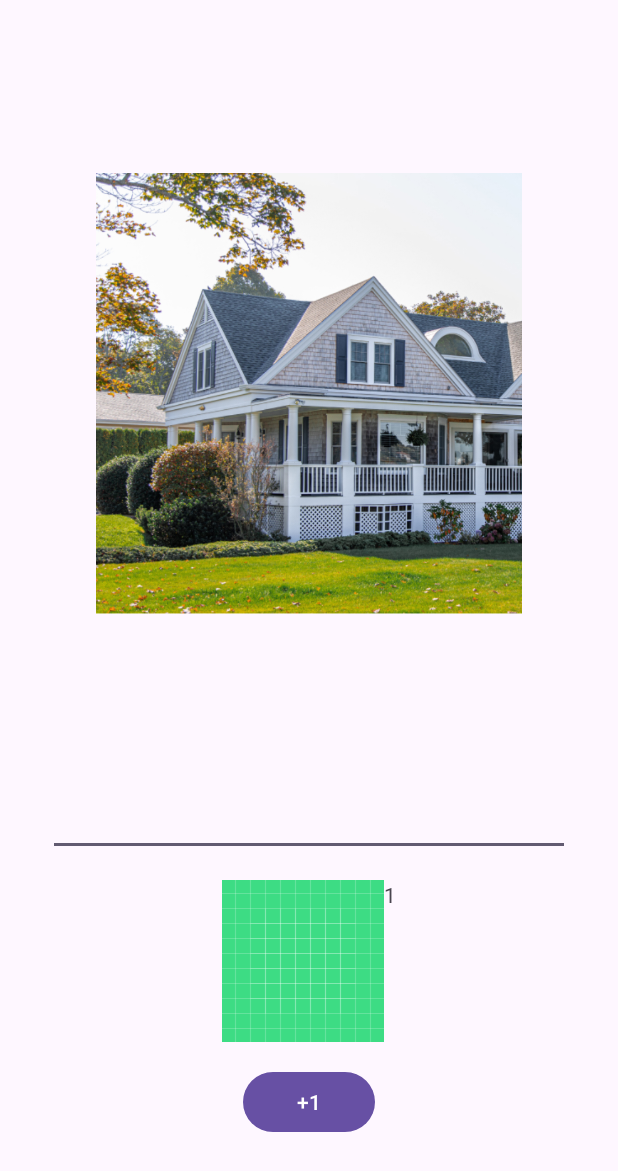
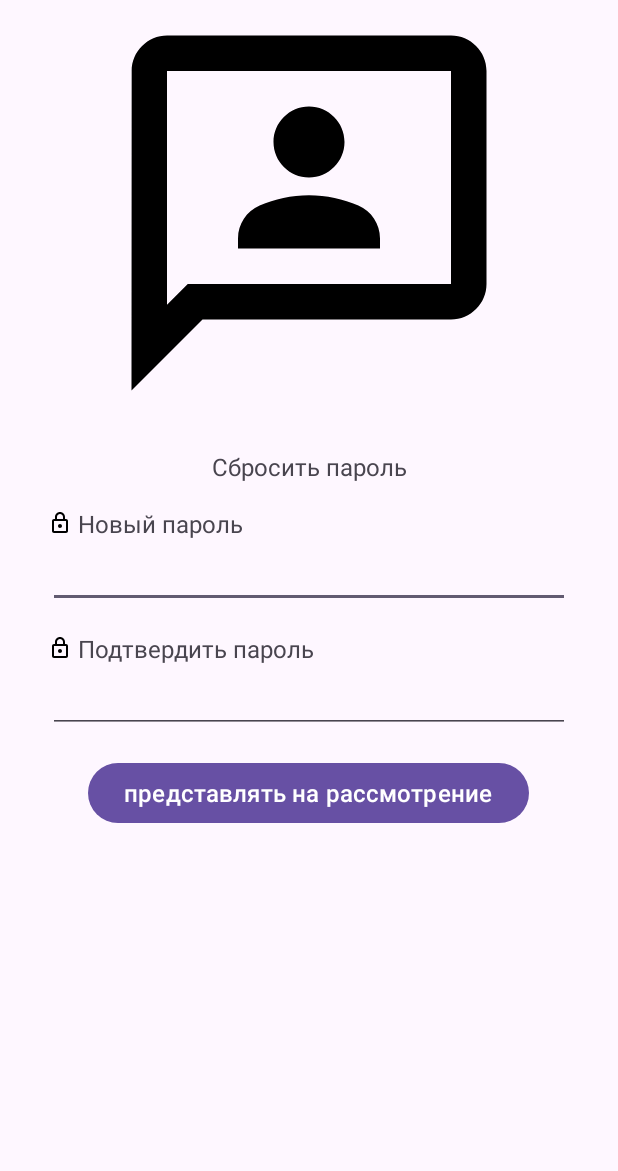
Before and after one commit to ITFrister/lesson, an Android app: the screen it shows after launch (MainActivity), on a phone screen of 412 x 824 dp. Shown: the top 1171 px of the screen. Run offline under Robolectric (Android 15) with nearby library versions, the phone set to English and light mode, and no system bars.

```diff
--- a/app/src/main/java/com/example/lesson/MainActivity.kt
+++ b/app/src/main/java/com/example/lesson/MainActivity.kt
@@ -8,37 +8,44 @@ import android.widget.Toast
 import androidx.appcompat.app.AppCompatActivity
 
 class MainActivity : AppCompatActivity() {
-    private lateinit var textView: TextView
-    private lateinit var button: Button
-    private lateinit var stepEditText: EditText
+    private lateinit var submitButton: Button
+    private lateinit var confirmPasswordEdit: EditText
+    private lateinit var newPasswordEdit: EditText
 
     override fun onCreate(savedInstanceState: Bundle?) {
         super.onCreate(savedInstanceState)
         setContentView(R.layout.activity_main)
 
-        textView = findViewById(R.id.textView)
-        button = findViewById(R.id.countButton)
-        stepEditText = findViewById(R.id.stepEditText)
+        submitButton = findViewById(R.id.submitButton)
+        confirmPasswordEdit = findViewById(R.id.confirmPasswordEdit)
+        newPasswordEdit = findViewById(R.id.newPasswordEdit)
 
-        var count = textView.text.toString().toInt()
-
-        button.setOnClickListener {
-            val step = stepEditText.text.toString().toIntOrNull()
-
-            if(step != null) {
-                count += step
-                button.text = "+$step"
-            } else {
-                if (stepEditText.text.isNotEmpty()) Toast.makeText(
+        submitButton.setOnClickListener {
+            if (newPasswordEdit.text.isEmpty() && confirmPasswordEdit.text.isEmpty()){
+                Toast.makeText(
                     this,
-                    "Шаг задан неверно!",
+                    "Введите новый пароль!!!",
                     Toast.LENGTH_SHORT
                 ).show()
-                count++
-                button.text = "+1"
+            } else if (newPasswordEdit.text.length < 8 && confirmPasswordEdit.text.length < 8) {
+                Toast.makeText(
+                    this,
+                    "Длина не должно быть меньше 8",
+                    Toast.LENGTH_SHORT
+                ).show()
+            } else if(newPasswordEdit.text.toString() != confirmPasswordEdit.text.toString()) {
+                Toast.makeText(
+                    this,
+                    "Пароли не совподают",
+                    Toast.LENGTH_SHORT
+                ).show()
+            } else {
+                Toast.makeText(
+                    this,
+                    "Пароль успешно сохранено",
+                    Toast.LENGTH_SHORT
+                ).show()
             }
-
-            textView.text = count.toString()
         }
     }
 }
--- /dev/null
+++ b/app/src/main/res/drawable/outline_3p_24.xml
@@ -0,0 +1,5 @@
+<vector xmlns:android="http://schemas.android.com/apk/res/android" android:height="24dp" android:tint="#000000" android:viewportHeight="24" android:viewportWidth="24" android:width="24dp">
+
+    <path android:fillColor="@android:color/white" android:pathData="M20,2H4.01c-1.1,0 -2,0.9 -2,2L2,22l4,-4h14c1.1,0 2,-0.9 2,-2V4C22,2.9 21.1,2 20,2zM20,16H5.17L4,17.17V4h16V16zM12,10c1.1,0 2,-0.9 2,-2s-0.9,-2 -2,-2s-2,0.9 -2,2S10.9,10 12,10zM16,13.43c0,-0.81 -0.48,-1.53 -1.22,-1.85C13.93,11.21 12.99,11 12,11c-0.99,0 -1.93,0.21 -2.78,0.58C8.48,11.9 8,12.62 8,13.43V14h8V13.43z"/>
+
+</vector>
--- /dev/null
+++ b/app/src/main/res/drawable/outline_lock_24.xml
@@ -0,0 +1,5 @@
+<vector xmlns:android="http://schemas.android.com/apk/res/android" android:height="16dp" android:tint="#000000" android:viewportHeight="24" android:viewportWidth="24" android:width="16dp">
+
+    <path android:fillColor="@android:color/white" android:pathData="M18,8h-1L17,6c0,-2.76 -2.24,-5 -5,-5S7,3.24 7,6v2L6,8c-1.1,0 -2,0.9 -2,2v10c0,1.1 0.9,2 2,2h12c1.1,0 2,-0.9 2,-2L20,10c0,-1.1 -0.9,-2 -2,-2zM9,6c0,-1.66 1.34,-3 3,-3s3,1.34 3,3v2L9,8L9,6zM18,20L6,20L6,10h12v10zM12,17c1.1,0 2,-0.9 2,-2s-0.9,-2 -2,-2 -2,0.9 -2,2 0.9,2 2,2z"/>
+
+</vector>
--- a/app/src/main/res/layout/activity_main.xml
+++ b/app/src/main/res/layout/activity_main.xml
@@ -5,7 +5,6 @@
     android:id="@+id/main"
 
     android:orientation="vertical"
-    android:gravity="center_horizontal"
 
     android:layout_width="match_parent"
     android:layout_height="match_parent"
@@ -15,31 +14,63 @@
     <ImageView
         android:layout_width="match_parent"
         android:layout_height="wrap_content"
-        android:src="@drawable/yourimageshere"
-        android:scaleType="centerInside"
+        android:src="@drawable/outline_3p_24"
+        android:scaleType="fitCenter"
+        android:adjustViewBounds="true"
         android:layout_marginHorizontal="64dp" />
 
+    <TextView
+        android:id="@+id/resetPasswordText"
+        android:layout_width="match_parent"
+        android:layout_height="wrap_content"
+        android:textAlignment="center"
+        android:text="Сбросить пароль"
+        android:textSize="16sp"
+        android:layout_marginTop="16dp"/>
+
+    <TextView
+        android:id="@+id/newPasswordText"
+        android:layout_width="wrap_content"
+        android:layout_height="wrap_content"
+        android:text="Новый пароль"
+        android:textSize="16sp"
+        android:layout_marginTop="16dp"
+        android:layout_marginStart="32dp"
+        app:drawableStartCompat="@drawable/outline_lock_24"
+        android:drawablePadding="4dp" />
+
     <EditText
-        android:id="@+id/stepEditText"
+        android:id="@+id/newPasswordEdit"
         android:layout_width="match_parent"
         android:layout_height="wrap_content"
         android:layout_marginHorizontal="32dp"
-        android:inputType="number" />
+        android:inputType="textPassword"/>
 
     <TextView
-        android:id="@+id/textView"
+        android:id="@+id/confirmPasswordText"
         android:layout_width="wrap_content"
         android:layout_height="wrap_content"
-        android:text="1"
+        android:text="Подтвердить пароль"
+        android:textSize="16sp"
         android:layout_marginTop="16dp"
-        android:layout_gravity="center_horizontal"
-        app:drawableStartCompat="@drawable/ic_launcher_background" />
+        android:layout_marginStart="32dp"
+        app:drawableStartCompat="@drawable/outline_lock_24"
+        android:drawablePadding="4dp"/>
+
+    <EditText
+        android:id="@+id/confirmPasswordEdit"
+        android:layout_width="match_parent"
+        android:layout_height="wrap_content"
+        android:layout_marginHorizontal="32dp"
+        android:inputType="textPassword" />
 
     <Button
-        android:id="@+id/countButton"
+        android:id="@+id/submitButton"
         android:layout_width="wrap_content"
         android:layout_height="wrap_content"
-        android:text="+1"
-        android:layout_marginTop="16dp"/>
+        android:text="представлять на рассмотрение"
+        android:textSize="16sp"
+        android:layout_gravity="center_horizontal"
+        android:layout_marginTop="16dp" />
 
 </LinearLayout>
```
Also changed, not shown: 1 other file.
